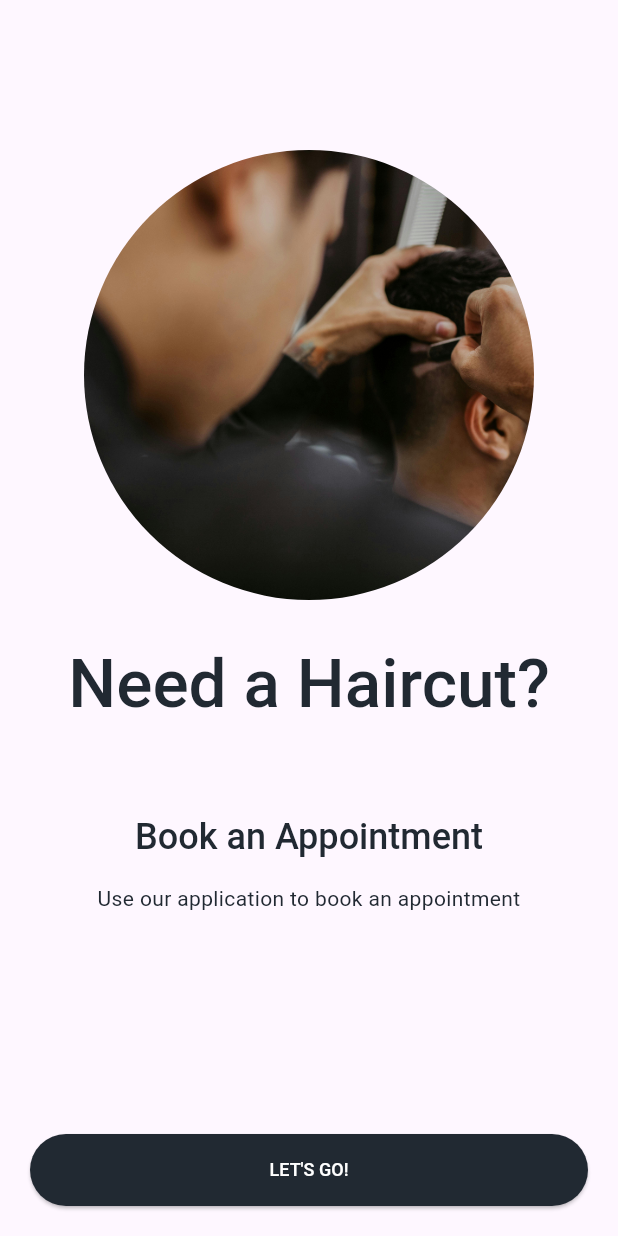
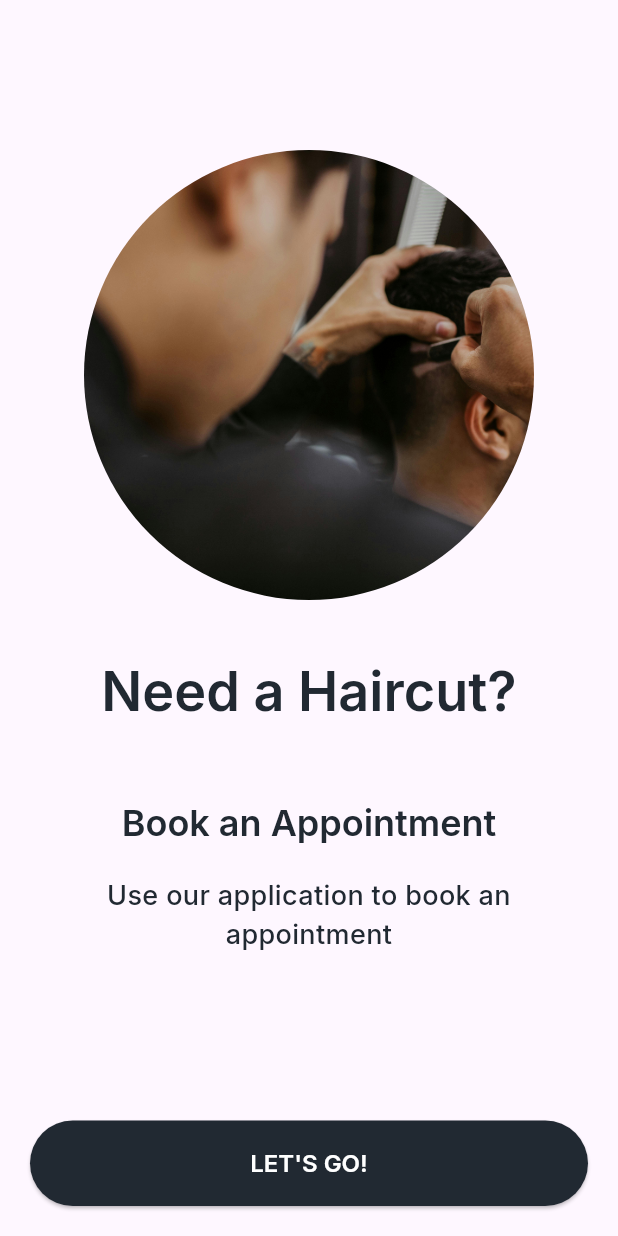
Before and after one commit to Safghanalam/service_booking_app, a Flutter app: the screen it shows after launch, on a phone screen of 412 x 824 dp. Run offline on Flutter 3.47's test engine with Material 3 defaults, Android fonts, the phone set to English and light mode, and no system bars; our stand-ins replace google_fonts.

Commit message:
changes on files

```diff
--- a/lib/core/theme/theme.dart
+++ b/lib/core/theme/theme.dart
@@ -1,8 +1,8 @@
 import 'package:flutter/material.dart';
+import 'package:google_fonts/google_fonts.dart';
 
 class AppTheme {
   static ThemeData get lightTheme {
-    return ThemeData(
-    );
+    return ThemeData(textTheme: GoogleFonts.interTextTheme());
   }
 }
--- a/lib/features/welcome/views/welcome_page.dart
+++ b/lib/features/welcome/views/welcome_page.dart
@@ -28,34 +28,41 @@ class WelcomePage extends StatelessWidget {
                         fit: BoxFit.fitHeight,
                       ),
                     ),
-                    const SizedBox(height: 30),
+                    const SizedBox(height: 40),
                     Row(
                       mainAxisAlignment: MainAxisAlignment.center,
                       children: [
                         Text(
                           "Need a Haircut?",
-                          style: Theme.of(context).textTheme.displayMedium?.copyWith(
-                            fontWeight: FontWeight.w500,
-                            color: AppColors.primary,
-                          ),
+                          style: Theme.of(context).textTheme.displayMedium
+                              ?.copyWith(
+                                fontWeight: FontWeight.w600,
+                                color: AppColors.primary,
+                                fontSize: 36,
+                              ),
                         ),
                       ],
                     ),
-                    const SizedBox(height: 60),
+                    const SizedBox(height: 50),
                     Text(
                       "Book an Appointment",
-                      style: Theme.of(context).textTheme.headlineSmall?.copyWith(
-                        fontWeight: FontWeight.w500,
-                        color: AppColors.primary,
-                      ),
+                      style: Theme.of(context).textTheme.headlineSmall
+                          ?.copyWith(
+                            fontWeight: FontWeight.w600,
+                            color: AppColors.primary,
+                          ),
                     ),
                     Padding(
-                      padding: const EdgeInsets.symmetric(horizontal: 10, vertical: 15),
+                      padding: const EdgeInsets.symmetric(
+                        horizontal: 10,
+                        vertical: 20,
+                      ),
                       child: Text(
                         "Use our application to book an appointment",
                         style: Theme.of(context).textTheme.bodyMedium?.copyWith(
-                          fontWeight: FontWeight.w400,
+                          fontWeight: FontWeight.w500,
                           color: AppColors.primary,
+                          fontSize: 18,
                         ),
                         textAlign: TextAlign.center,
                       ),
@@ -64,7 +71,7 @@ class WelcomePage extends StatelessWidget {
                 ),
               ),
               // 🔽 Bottom Button
-              ButtonPrimary()
+              ButtonPrimary(),
             ],
           ),
         ),
--- a/lib/features/welcome/widgets/button_primary.dart
+++ b/lib/features/welcome/widgets/button_primary.dart
@@ -18,14 +18,14 @@ class ButtonPrimary extends StatelessWidget {
           shape: RoundedRectangleBorder(
             borderRadius: BorderRadius.circular(30),
           ),
-            padding: const EdgeInsets.symmetric(vertical: 16),
+          padding: const EdgeInsets.symmetric(vertical: 18),
         ),
         child: Text(
           "LET'S GO!",
           style: Theme.of(context).textTheme.headlineSmall?.copyWith(
-              fontWeight: FontWeight.w500,
+            fontWeight: FontWeight.w600,
             color: AppColors.backgroundColor,
-              fontSize: 12,
+            fontSize: 16,
           ),
         ),
       ),
--- a/lib/main.dart
+++ b/lib/main.dart
@@ -1,6 +1,6 @@
 import 'package:flutter/material.dart';
-import 'package:service_booking_app_new/features/welcome/views/welcome_page.dart';
-
+import 'package:service_booking_app_new/features/welcome/views/splash_screen.dart';
+import 'package:service_booking_app_new/core/theme/theme.dart';
 
 void main() {
   runApp(const MyApp());
@@ -14,10 +14,8 @@ class MyApp extends StatelessWidget {
   Widget build(BuildContext context) {
     return MaterialApp(
       title: 'Flutter Demo',
-      theme: ThemeData(
-        colorScheme: ColorScheme.fromSeed(seedColor: Colors.deepPurple),
-      ),
-      home: const WelcomePage(),
+      theme: AppTheme.lightTheme,
+      home: const SplashScreen(),
     );
   }
 }
--- a/pubspec.yaml
+++ b/pubspec.yaml
@@ -34,6 +34,7 @@ dependencies:
   # The following adds the Cupertino Icons font to your application.
   # Use with the CupertinoIcons class for iOS style icons.
   cupertino_icons: ^1.0.8
+  google_fonts: ^6.2.0
 
 dev_dependencies:
   flutter_test:
```
Also changed, not shown: lib/features/welcome/views/splash_screen.dart (added, +61 -0 lines), assets/images/urban.png (added), lib/core/constants/app_colors.dart (line endings or trailing spaces), pubspec.lock, 4 other files. Lines whose indentation alone changed are shown as unchanged.
